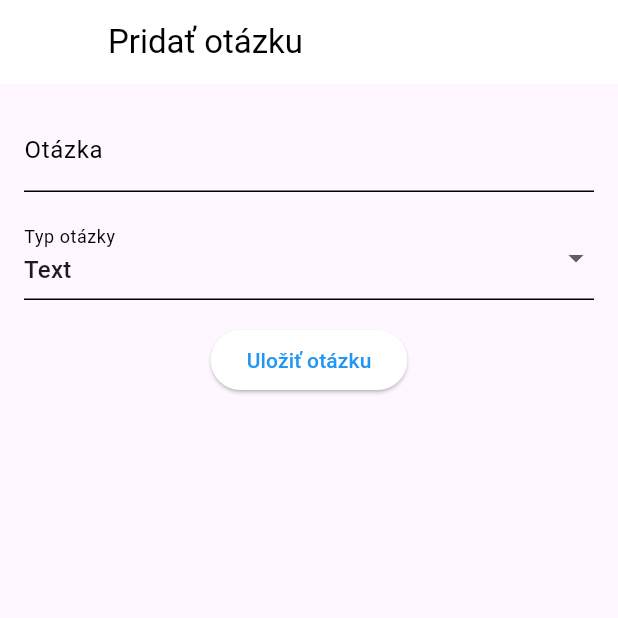
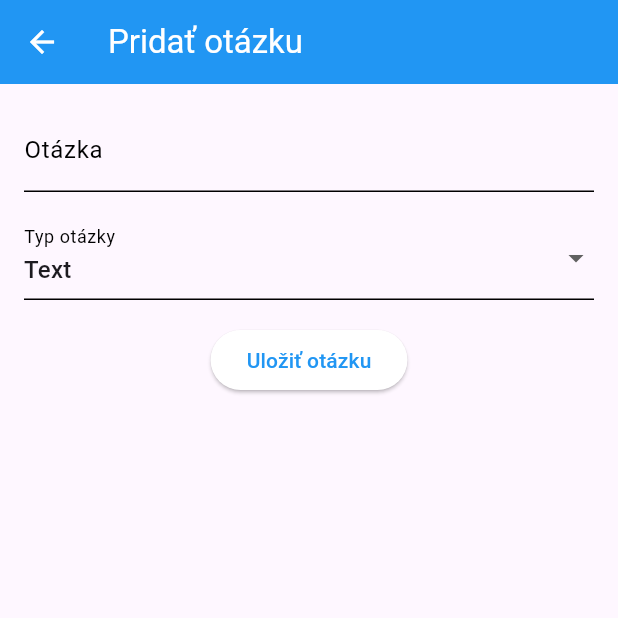
Before and after one commit to fsmehyl/mass_na_novom, a Flutter app: the CreateFormPage screen opened directly, after a tap on "Pridať otázku", on a phone screen of 412 x 824 dp, the top half of it. Run offline on Flutter 3.47's test engine with Material 3 defaults, Android fonts, the phone set to English and light mode, and no system bars; our stand-ins replace file_picker, fl_chart, flutter_form_builder, form_builder_validators.

Commit message:
now you can create xml form with unique ID

```diff
--- a/lib/create_own_form.dart
+++ b/lib/create_own_form.dart
@@ -5,16 +5,19 @@
 
 class CreateFormPage extends StatefulWidget {
   @override
-  _CreateFormPageState createState() => _CreateFormPageState();
+  State<CreateFormPage> createState() => _CreateFormPageState();
 }
 
 class _CreateFormPageState extends State<CreateFormPage> {
   List<Map<String, dynamic>> customQuestions = [];
 
+  int counter = 1;
 
   void _addQuestion(Map<String, dynamic> question) {
     setState(() {
+      question['id'] = counter;
       customQuestions.add(question);
+      counter++;
     });
   }
 
@@ -24,7 +27,7 @@
     builder.element('form', nest: () {
       for (var question in customQuestions) {
         builder.element('question', nest: () {
-          builder.element('id', nest: question['id'].toString());
+          builder.element('id', nest: question['id']);
           builder.element('text', nest: question['text']);
           builder.element('type', nest: question['type']);
           if (question['options'] != null) {
@@ -59,10 +62,13 @@
   Widget build(BuildContext context) {
     return Scaffold(
       appBar: AppBar(
-          backgroundColor: Colors.blue, title: const Text('Vytvoriť formulár',
-          style: TextStyle(
-            color: Colors.white,
-          ),)),
+          backgroundColor: Colors.blue,
+          title: const Text(
+            'Vytvoriť formulár',
+            style: TextStyle(
+              color: Colors.white,
+            ),
+          )),
       body: Column(
         children: [
           Expanded(
@@ -95,9 +101,9 @@
             },
             child: const Text('Pridať otázku'),
           ),
-
-          SizedBox(height: 15,),
-
+          SizedBox(
+            height: 15,
+          ),
           if (customQuestions.isNotEmpty)
             ElevatedButton(
               onPressed: () async {
@@ -105,6 +111,9 @@
               },
               child: const Text('Uložiť formulár'),
             ),
+            SizedBox(
+            height: 15,
+          ),
         ],
       ),
     );
@@ -121,7 +130,7 @@
 }
 
 class _AddQuestionPageState extends State<AddQuestionPage> {
-  int counter = 1;
+
   final _formKey = GlobalKey<FormState>();
   final TextEditingController _questionController = TextEditingController();
   String _selectedType = 'text';
@@ -136,7 +145,13 @@
   @override
   Widget build(BuildContext context) {
     return Scaffold(
-      appBar: AppBar(title: const Text('Pridať otázku')),
+      appBar: AppBar(
+        title: const Text(
+          'Pridať otázku',
+          style: TextStyle(color: Colors.white),
+        ),
+        backgroundColor: Colors.blue,
+      ),
       body: Form(
         key: _formKey,
         child: SingleChildScrollView(
@@ -202,7 +217,7 @@
                 onPressed: () {
                   if (_formKey.currentState!.validate()) {
                     widget.onSubmit({
-                      'id': counter,
+
                       'text': _questionController.text,
                       'type': _selectedType,
                       'options': _options,
```
